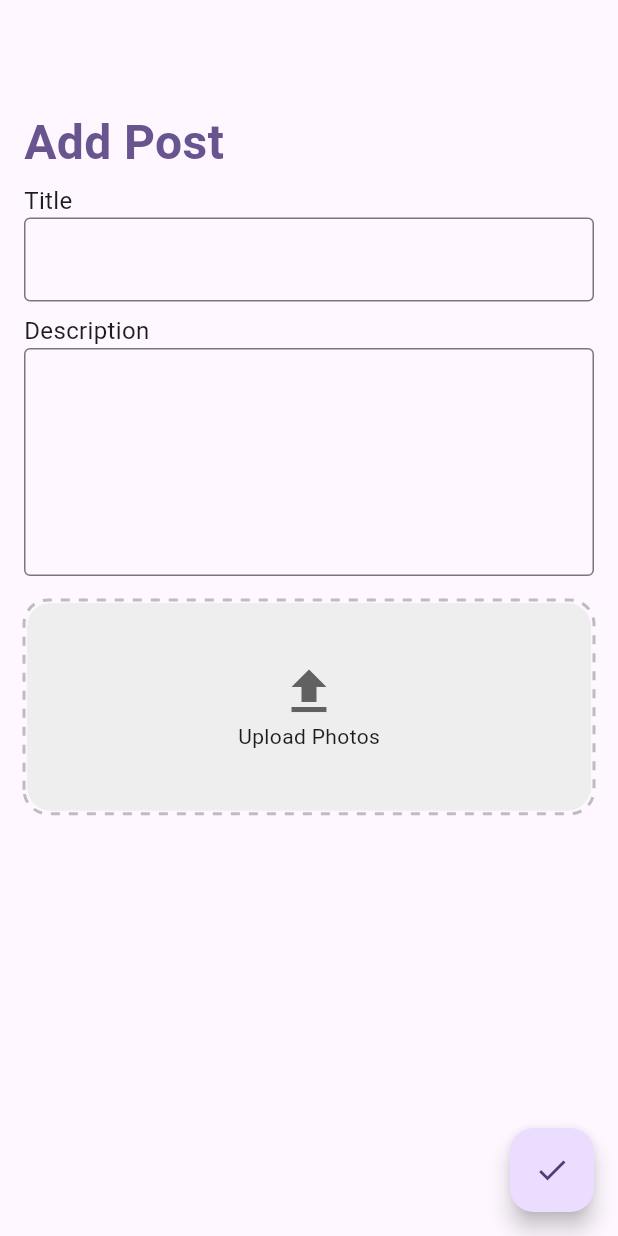
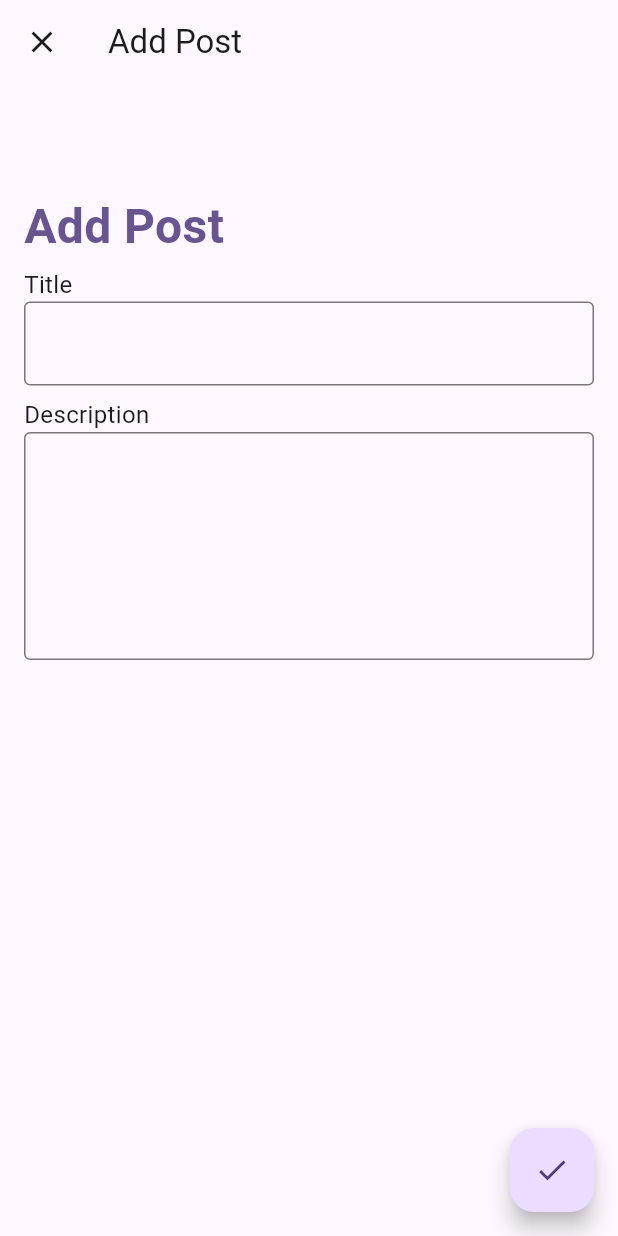
Before and after one commit to Hyakkimaru96/sitproject, a Flutter app: the AddPostPage screen opened directly with empty values, on a phone screen of 412 x 824 dp. Run offline on Flutter 3.47's test engine with Material 3 defaults, Android fonts, the phone set to English and light mode, and no system bars; drawn by our look-alikes of dotted_border; our stand-ins replace firebase_core, firebase_messaging, flutter_chat_ui, fluttertoast, image_picker, sqflite; accounts and stored records are empty.

Commit message:
Update post.dart

```diff
--- a/lib/Main Application/post.dart
+++ b/lib/Main Application/post.dart
@@ -872,10 +872,20 @@ class _AddPostPageState extends State<AddPostPage> {
   final TextEditingController _descriptionController = TextEditingController();
   List<XFile>? _selectedPhotos;
   final ImagePicker _imagePicker = ImagePicker();
+  bool _isLoading = false;
 
   @override
   Widget build(BuildContext context) {
     return Scaffold(
+      appBar: AppBar(
+        title: Text('Add Post'),
+        leading: IconButton(
+          icon: Icon(Icons.close),
+          onPressed: () {
+            Navigator.pop(context);
+          },
+        ),
+      ),
       body: SingleChildScrollView(
         child: Column(
           children: [
@@ -921,11 +931,10 @@ class _AddPostPageState extends State<AddPostPage> {
         ),
       ),
       floatingActionButton: FloatingActionButton(
-        onPressed: () {
-          _addPost();
-          Navigator.pop(context);
-        },
-        child: Icon(Icons.done),
+        onPressed: _isLoading ? null : _addPost,
+        child: _isLoading
+            ? CircularProgressIndicator()
+            : Icon(Icons.done),
       ),
     );
   }
@@ -954,31 +963,8 @@ class _AddPostPageState extends State<AddPostPage> {
                 _selectedPhotos = images;
               });
             },
-            child: DottedBorder(
-              strokeWidth: 2,
-              dashPattern: [6, 6],
-              borderType: BorderType.RRect,
-              radius: Radius.circular(16),
-              color: Colors.grey.shade400,
-              child: Container(
-                decoration: BoxDecoration(
-                  borderRadius: BorderRadius.circular(16.0),
-                  color: Colors.grey.shade200,
-                ),
-                child: Center(
-                  child: Wrap(
-                      crossAxisAlignment: WrapCrossAlignment.center,
-                      direction: Axis.vertical,
-                      children: [
-                        Icon(
-                          Icons.upload,
-                          size: 40,
-                          color: Colors.grey.shade700,
-                        ),
-                        Text('Upload Photos'),
-                      ]),
-                ),
-              ),
+            child: Container(
+              // Photo picker container
             ),
           ),
         ),
@@ -1032,6 +1018,19 @@ class _AddPostPageState extends State<AddPostPage> {
   }
 
   void _addPost() async {
+    if (_titleController.text.isEmpty || _descriptionController.text.isEmpty) {
+      ScaffoldMessenger.of(context).showSnackBar(
+        SnackBar(
+          content: Text('Title and Description cannot be empty!'),
+        ),
+      );
+      return;
+    }
+
+    setState(() {
+      _isLoading = true;
+    });
+
     await DatabaseHelper.instance.database;
     List<Map<String, dynamic>> allUserData =
         await DatabaseHelper.instance.getAllUserData();
@@ -1067,5 +1066,11 @@ class _AddPostPageState extends State<AddPostPage> {
     }
     print('New Post: $newPost');
     widget.onPostAdded(newPost);
+
+    setState(() {
+      _isLoading = false;
+    });
+
+    Navigator.pop(context);
   }
 }
```
